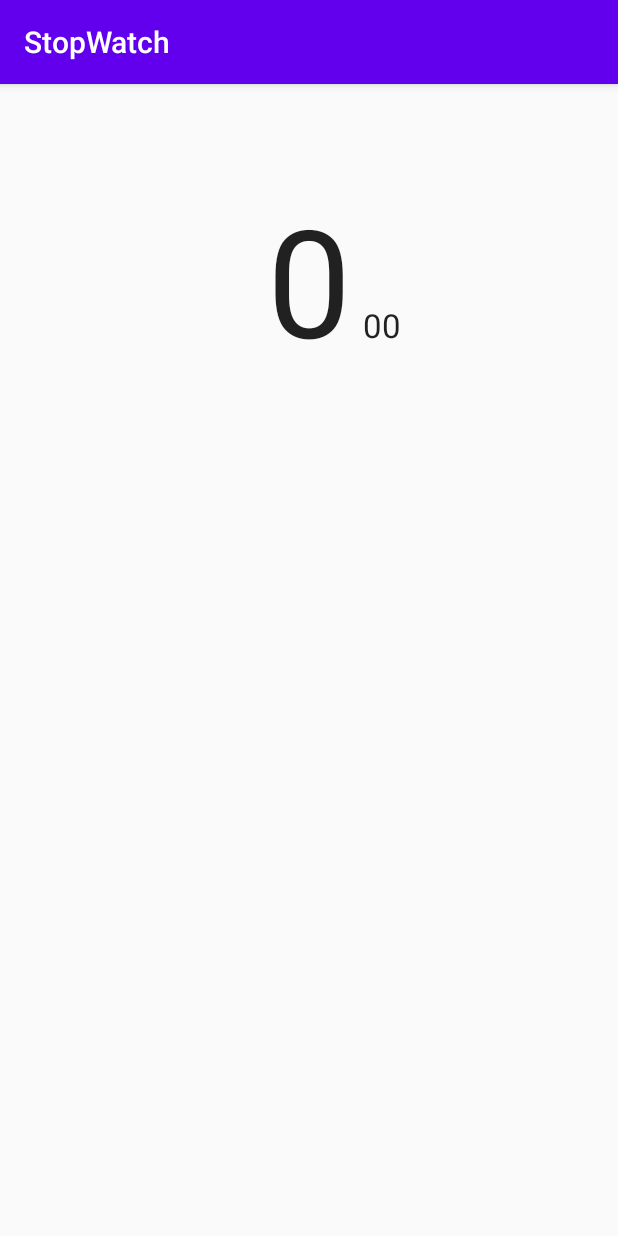
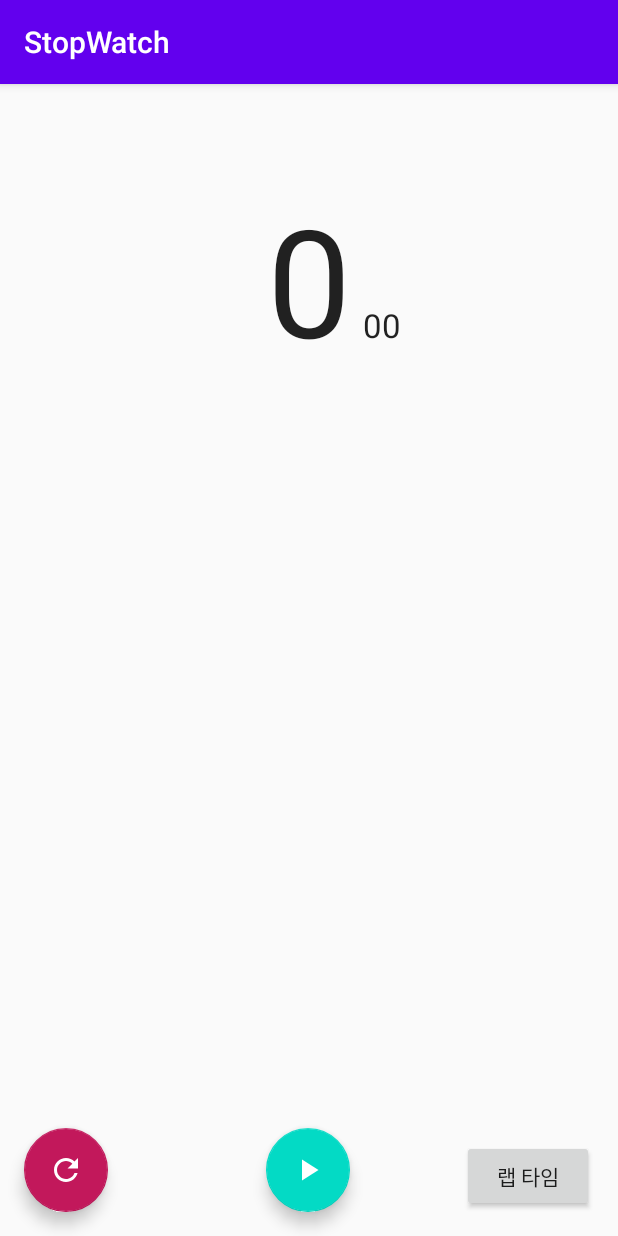
Before and after one commit to junmin-Chang/stopWatch, an Android app: the screen it shows after launch (MainActivity), on a phone screen of 412 x 824 dp. Run offline under Robolectric (Android 15) with nearby library versions, the phone set to English and light mode, and no system bars.

Commit message:
stop_watch_2

```diff
--- a/app/build.gradle
+++ b/app/build.gradle
@@ -31,6 +31,7 @@ dependencies {
     implementation 'androidx.core:core-ktx:1.3.1'
     implementation 'androidx.appcompat:appcompat:1.1.0'
     implementation 'androidx.constraintlayout:constraintlayout:1.1.3'
+    implementation 'com.google.android.material:material:1.1.0'
     testImplementation 'junit:junit:4.12'
     androidTestImplementation 'androidx.test.ext:junit:1.1.1'
     androidTestImplementation 'androidx.test.espresso:espresso-core:3.2.0'
--- a/app/src/main/res/layout/activity_main.xml
+++ b/app/src/main/res/layout/activity_main.xml
@@ -28,4 +28,58 @@
         android:textAppearance="@style/TextAppearance.AppCompat.Large"
         app:layout_constraintBaseline_toBaselineOf="@+id/secTextView"
         app:layout_constraintStart_toEndOf="@+id/secTextView" />
+
+    <com.google.android.material.floatingactionbutton.FloatingActionButton
+        android:id="@+id/fab"
+        android:layout_width="wrap_content"
+        android:layout_height="wrap_content"
+        android:layout_marginBottom="16dp"
+        android:clickable="true"
+        android:tint="#FFFFFF"
+        app:backgroundTint="@color/colorAccent"
+        app:layout_constraintBottom_toBottomOf="parent"
+        app:layout_constraintEnd_toEndOf="parent"
+        app:layout_constraintHorizontal_bias="0.498"
+        app:layout_constraintStart_toStartOf="parent"
+        app:srcCompat="@drawable/ic_baseline_play_arrow_24" />
+
+    <com.google.android.material.floatingactionbutton.FloatingActionButton
+        android:id="@+id/resetFab"
+        android:layout_width="wrap_content"
+        android:layout_height="wrap_content"
+        android:layout_marginStart="16dp"
+        android:layout_marginBottom="16dp"
+        android:clickable="true"
+        android:tint="#FFFFFF"
+        app:backgroundTint="#C2185B"
+        app:layout_constraintBottom_toBottomOf="parent"
+        app:layout_constraintStart_toStartOf="parent"
+        app:srcCompat="@drawable/ic_baseline_refresh_24" />
+
+    <Button
+        android:id="@+id/lapButton"
+        android:layout_width="wrap_content"
+        android:layout_height="wrap_content"
+        android:layout_marginEnd="16dp"
+        android:layout_marginBottom="16dp"
+        android:text="랩 타임"
+        app:layout_constraintBottom_toBottomOf="parent"
+        app:layout_constraintEnd_toEndOf="parent" />
+
+    <ScrollView
+        android:layout_width="wrap_content"
+        android:layout_height="0dp"
+        android:layout_marginTop="8dp"
+        android:layout_marginBottom="8dp"
+        app:layout_constraintBottom_toTopOf="@+id/fab"
+        app:layout_constraintEnd_toEndOf="parent"
+        app:layout_constraintStart_toStartOf="parent"
+        app:layout_constraintTop_toBottomOf="@+id/secTextView">
+
+        <LinearLayout
+            android:id="@+id/lapLayout"
+            android:layout_width="match_parent"
+            android:layout_height="wrap_content"
+            android:orientation="vertical" />
+    </ScrollView>
 </androidx.constraintlayout.widget.ConstraintLayout>
```
